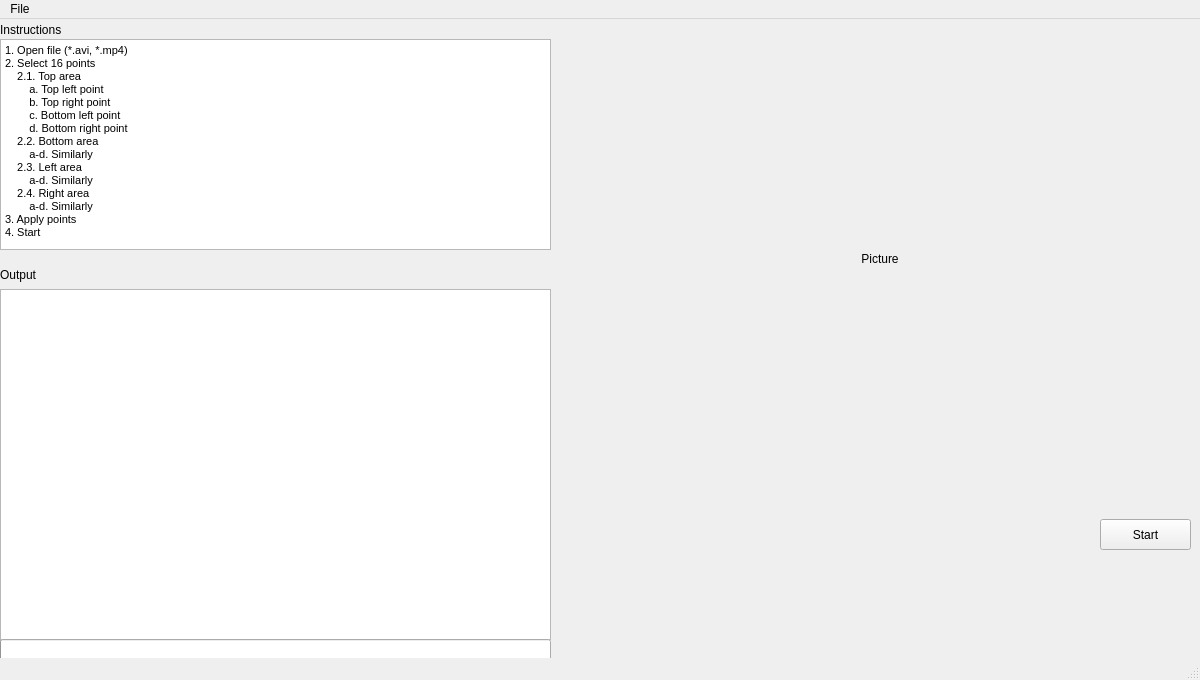
Old version of the form _mw/ui/mainwindow.ui in the repository fedotov2a/TSU.
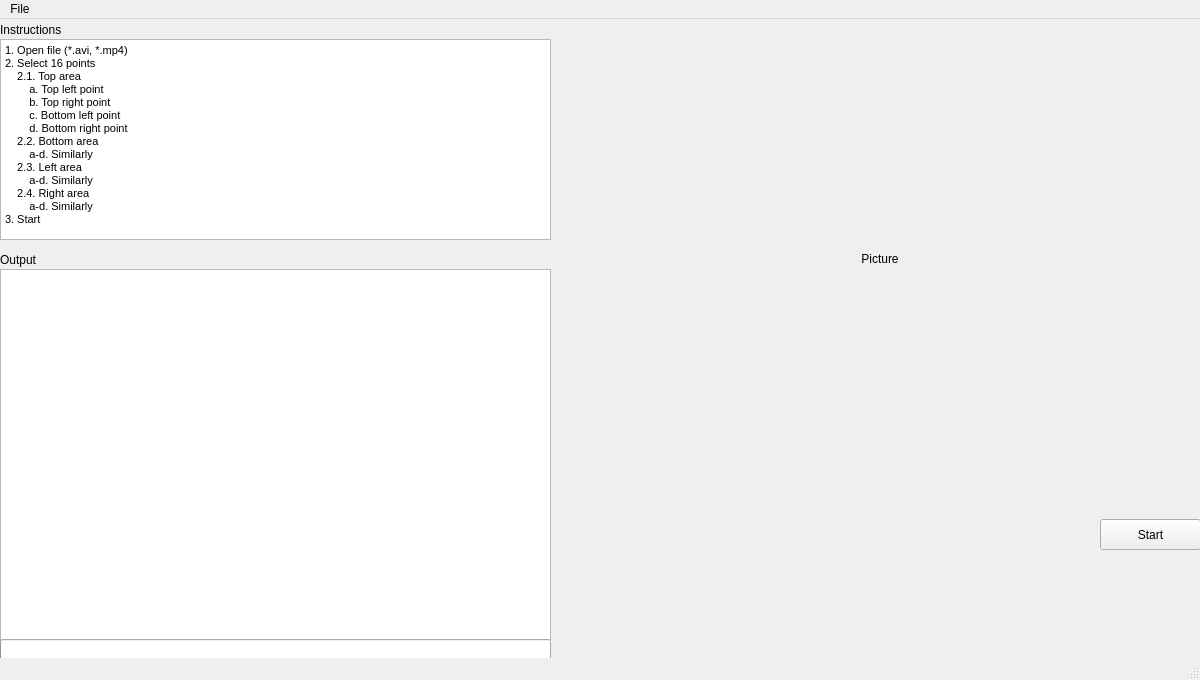
New version of the form.

Diff of the .ui file:
```diff
--- a/_mw/ui/mainwindow.ui
+++ b/_mw/ui/mainwindow.ui
@@ -34,9 +34,9 @@
     <property name="geometry">
      <rect>
       <x>0</x>
-      <y>240</y>
+      <y>230</y>
       <width>560</width>
-      <height>31</height>
+      <height>21</height>
      </rect>
     </property>
     <property name="text">
@@ -48,7 +48,7 @@
      <rect>
       <x>1100</x>
       <y>500</y>
-      <width>91</width>
+      <width>101</width>
       <height>31</height>
      </rect>
     </property>
@@ -73,9 +73,9 @@
     <property name="geometry">
      <rect>
       <x>0</x>
-      <y>270</y>
+      <y>250</y>
       <width>551</width>
-      <height>351</height>
+      <height>371</height>
      </rect>
     </property>
    </widget>
@@ -104,7 +104,7 @@
       <x>0</x>
       <y>20</y>
       <width>551</width>
-      <height>211</height>
+      <height>201</height>
      </rect>
     </property>
     <property name="readOnly">
@@ -128,8 +128,7 @@
 &lt;p style=&quot; margin-top:0px; margin-bottom:0px; margin-left:0px; margin-right:0px; -qt-block-indent:0; text-indent:0px;&quot;&gt;        a-d. Similarly&lt;/p&gt;
 &lt;p style=&quot; margin-top:0px; margin-bottom:0px; margin-left:0px; margin-right:0px; -qt-block-indent:0; text-indent:0px;&quot;&gt;    2.4. Right area&lt;/p&gt;
 &lt;p style=&quot; margin-top:0px; margin-bottom:0px; margin-left:0px; margin-right:0px; -qt-block-indent:0; text-indent:0px;&quot;&gt;        a-d. Similarly&lt;/p&gt;
-&lt;p style=&quot; margin-top:0px; margin-bottom:0px; margin-left:0px; margin-right:0px; -qt-block-indent:0; text-indent:0px;&quot;&gt;3. Apply points&lt;/p&gt;
-&lt;p style=&quot; margin-top:0px; margin-bottom:0px; margin-left:0px; margin-right:0px; -qt-block-indent:0; text-indent:0px;&quot;&gt;4. Start&lt;/p&gt;&lt;/body&gt;&lt;/html&gt;</string>
+&lt;p style=&quot; margin-top:0px; margin-bottom:0px; margin-left:0px; margin-right:0px; -qt-block-indent:0; text-indent:0px;&quot;&gt;3. Start&lt;/p&gt;&lt;/body&gt;&lt;/html&gt;</string>
     </property>
    </widget>
   </widget>
```
